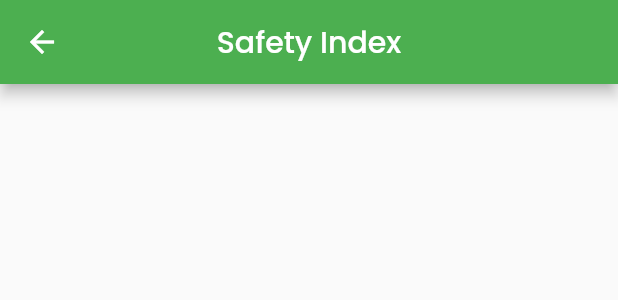
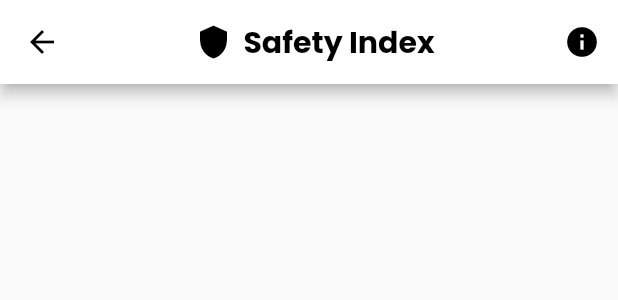
Before and after one commit to Siva-Nandu-S/FireArchive, a Flutter app: the NavBar widget shown alone on an empty page, opened directly, after a tap on "Safety Index", on a phone screen of 412 x 824 dp. Shown: the top 300 px of the screen. Run offline on Flutter 3.47's test engine with Material 2 defaults, Android fonts, the phone set to English and light mode, and no system bars; our stand-ins replace csv, flutter_cache_manager, flutter_svg, geolocator, google_maps_flutter; missing offline and left inert: flutter_polyline_points, label_marker; network calls fail.

Commit message:
Changes after successfully merging all departments

```diff
--- a/lib/NavBar.dart
+++ b/lib/components/NavBar.dart
@@ -1,10 +1,10 @@
 import 'package:flutter/material.dart';
-import 'package:fire_archive/helpline.dart';
-import 'package:fire_archive/safety_index.dart';
-import 'package:fire_archive/safety_std.dart';
+import 'package:fire_archive/components/helpline.dart';
+import 'package:fire_archive/components/safety_index.dart';
+import 'package:fire_archive/components/safety_std.dart';
 
 class NavBar extends StatelessWidget {
-  final padding = EdgeInsets.symmetric(horizontal: 20);
+  final padding = const EdgeInsets.symmetric(horizontal: 20);
 
   @override
   Widget build(BuildContext context) {
@@ -14,6 +14,14 @@ class NavBar extends StatelessWidget {
         child: ListView(
           children: <Widget>[
             DrawerHeader(
+              decoration: BoxDecoration(boxShadow: [
+                BoxShadow(
+                  color: Colors.black.withOpacity(0.1),
+                  spreadRadius: 5,
+                  blurRadius: 7,
+                  offset: const Offset(0, 3),
+                ),
+              ]),
               child: Stack(
                 children: [
                   Image.network(
@@ -34,7 +42,7 @@ class NavBar extends StatelessWidget {
                       ),
                     ),
                   ),
-                  Center(
+                  const Center(
                     child: Text(
                       "Dashboard",
                       style: TextStyle(
@@ -45,14 +53,6 @@ class NavBar extends StatelessWidget {
                   ),
                 ],
               ),
-              decoration: BoxDecoration(boxShadow: [
-                BoxShadow(
-                  color: Colors.black.withOpacity(0.1),
-                  spreadRadius: 5,
-                  blurRadius: 7,
-                  offset: Offset(0, 3),
-                ),
-              ]),
             ),
             Container(
               padding: padding,
@@ -65,7 +65,7 @@ class NavBar extends StatelessWidget {
                     onClicked: () => selectedItem(context, 0),
                   ),
                   const SizedBox(height: 24),
-                  Divider(
+                  const Divider(
                     color: Colors.grey,
                     indent: 10,
                     endIndent: 20,
@@ -77,7 +77,7 @@ class NavBar extends StatelessWidget {
                     onClicked: () => selectedItem(context, 1),
                   ),
                   const SizedBox(height: 24),
-                  Divider(
+                  const Divider(
                     color: Colors.grey,
                     indent: 10,
                     endIndent: 20,
@@ -89,7 +89,7 @@ class NavBar extends StatelessWidget {
                     onClicked: () => selectedItem(context, 2),
                   ),
                   const SizedBox(height: 24),
-                  Divider(
+                  const Divider(
                     color: Colors.grey,
                     indent: 10,
                     endIndent: 20,
@@ -108,12 +108,12 @@ class NavBar extends StatelessWidget {
     required IconData icon,
     VoidCallback? onClicked,
   }) {
-    final color = Colors.black;
-    final hoverColor = Colors.white70;
+    const color = Colors.black;
+    const hoverColor = Colors.white70;
 
     return ListTile(
       leading: Icon(icon, color: color),
-      title: Text(text, style: TextStyle(color: color)),
+      title: Text(text, style: const TextStyle(color: color)),
       hoverColor: hoverColor,
       onTap: onClicked,
     );
--- /dev/null
+++ b/lib/components/safety_index.dart
@@ -0,0 +1,51 @@
+import 'package:flutter/material.dart';
+
+class Safety_index extends StatelessWidget {
+  @override
+  Widget build(BuildContext context) => Scaffold(
+        appBar: AppBar(
+          leading: IconButton(
+            icon: const Icon(Icons.arrow_back, color: Colors.black),
+            onPressed: () => Navigator.of(context).pop(),
+          ),
+          title: const Row(
+            mainAxisAlignment: MainAxisAlignment.center,
+            children: [
+              Icon(
+                Icons.shield,
+                color: Colors.black,
+              ),
+              SizedBox(width: 8),
+              Text(
+                'Safety Index',
+                style: TextStyle(
+                  fontWeight: FontWeight.bold,
+                  fontSize: 20,
+                  color: Colors.black,
+                ),
+              ),
+            ],
+          ),
+          centerTitle: true,
+          backgroundColor: Colors.white, // Updated color
+          elevation: 4, // Increased elevation for a more prominent shadow
+          actions: [
+            IconButton(
+              icon: const Icon(Icons.info),
+              color: Colors.black,
+              onPressed: () {
+                // Add your info button action here
+                ScaffoldMessenger.of(context).showSnackBar(
+                  const SnackBar(
+                    content: Text(
+                        'Standard Pollution Index'),
+                    duration:
+                        Duration(seconds: 3), // Adjust the duration as needed
+                  ),
+                );
+              },
+            ),
+          ],
+        ),
+      );
+}
--- a/lib/main.dart
+++ b/lib/main.dart
@@ -8,7 +8,7 @@ import 'package:google_maps_flutter/google_maps_flutter.dart';
 import 'package:http/http.dart' as http;
 import 'package:csv/csv.dart';
 import 'package:flutter_svg/flutter_svg.dart';
-import 'package:fire_archive/NavBar.dart';
+import 'package:fire_archive/components/NavBar.dart';
 import 'package:flutter_cache_manager/flutter_cache_manager.dart';
 import 'package:fire_archive/components/map_sample_state.dart';
 import 'package:label_marker/label_marker.dart';
--- a/lib/safety_index.dart
+++ /dev/null
@@ -1,13 +0,0 @@
-import 'package:flutter/material.dart';
-
-class Safety_index extends StatelessWidget {
-  @override
-  Widget build(BuildContext context) => Scaffold(
-        //drawer: NavigationDrawerWidget(),
-        appBar: AppBar(
-          title: Text('Safety Index'),
-          centerTitle: true,
-          backgroundColor: Colors.green,
-        ),
-      );
-}
```
Also changed, not shown: lib/components/map_sample_state.dart (+26 -18 lines), lib/components/safety_std.dart (renamed from lib/safety_std.dart, +7 -7 lines), lib/components/helpline.dart (renamed from lib/helpline.dart), 1 other file.
